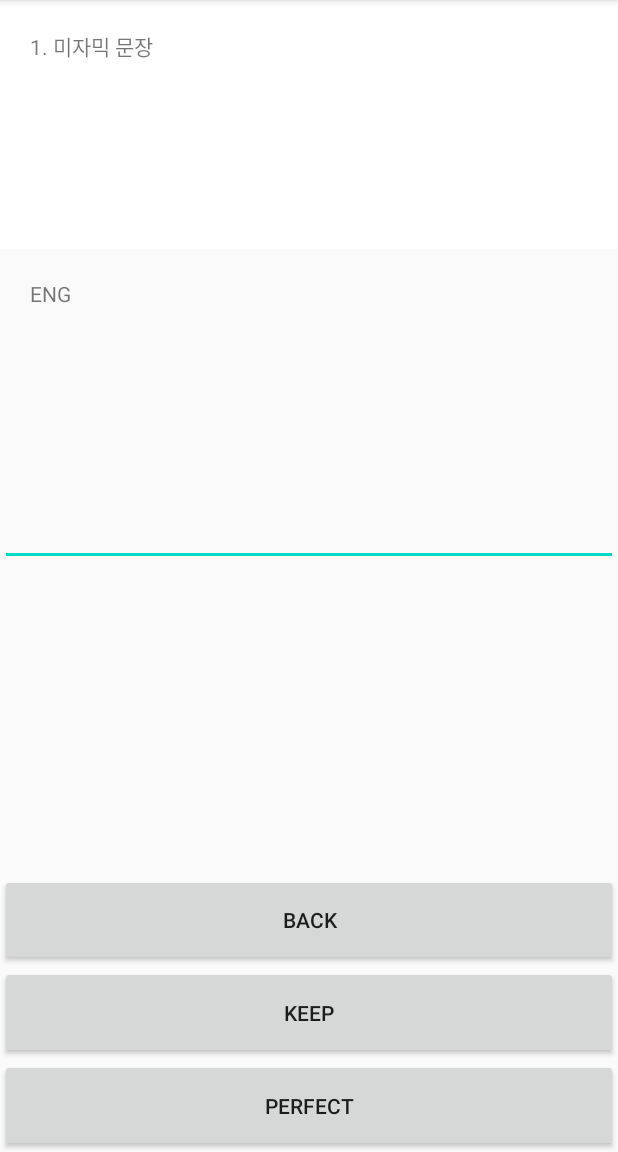
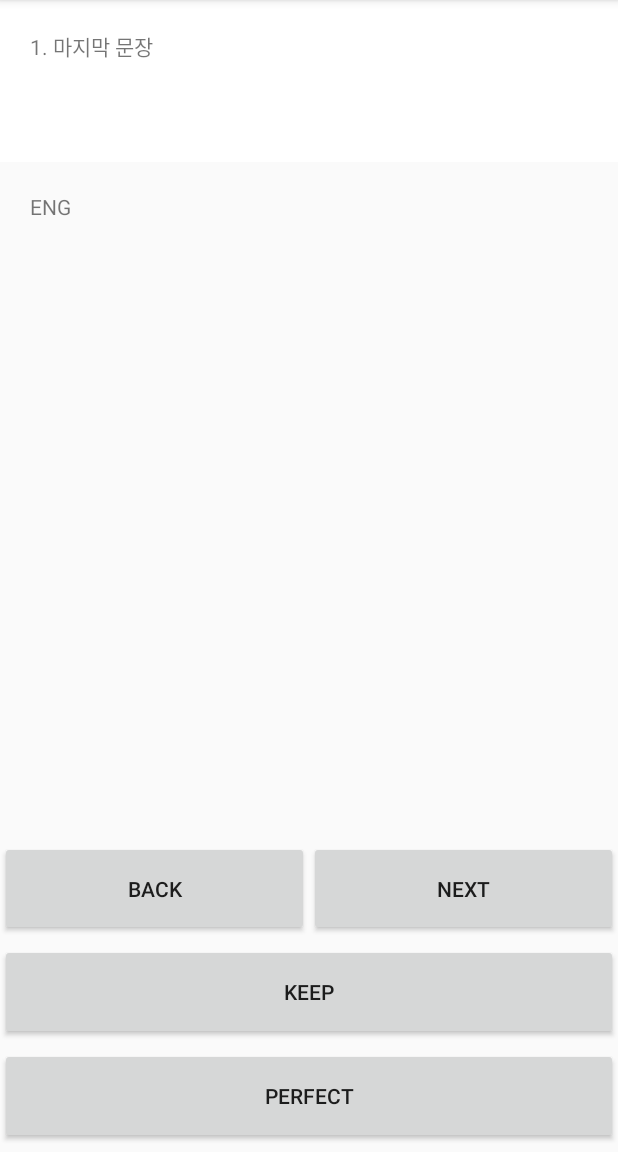
Before and after one commit to 01000-you/Reviewer, an Android app: the screen it shows after launch (MainActivity), on a phone screen of 412 x 824 dp, the part 84-1236 px from its top. Run offline under Robolectric (Android 15) with nearby library versions, the phone set to English and light mode, and no system bars; libraries missing offline, so code that uses them is left out: com.opencsv; 5 statements that could not run were skipped.

Commit message:
add functions, release v3.0    - 뷰페이저 사용    - 사용자 문자입력 기능 추가    - next back 버튼 추가

```diff
--- /dev/null
+++ b/app/src/main/java/com/example/eng_reviewer/Fragment/EnrollFragment.java
@@ -0,0 +1,69 @@
+package com.example.eng_reviewer.Fragment;
+
+import androidx.annotation.NonNull;
+import androidx.annotation.Nullable;
+import androidx.annotation.RequiresApi;
+import androidx.fragment.app.Fragment;
+
+import android.os.Build;
+import android.os.Bundle;
+import android.text.Editable;
+import android.view.LayoutInflater;
+import android.view.View;
+import android.view.ViewGroup;
+import android.widget.Button;
+import android.widget.EditText;
+
+import com.example.eng_reviewer.R;
+import com.example.eng_reviewer.sentences.Snt_manager;
+
+import java.io.IOException;
+
+
+public class EnrollFragment extends Fragment {
+
+    Snt_manager sentence;
+    Button Button_save, Button_cancel;
+    EditText EditText_sentences;
+    public EnrollFragment(Snt_manager _sentence){
+        sentence = _sentence;
+    }
+
+    @RequiresApi(api = Build.VERSION_CODES.N)
+    @Nullable
+    @Override
+    public View onCreateView(@NonNull LayoutInflater inflater, @Nullable ViewGroup container, @Nullable Bundle savedInstanceState) {
+        ViewGroup rootView = (ViewGroup) inflater.inflate(R.layout.fragment_enroll, container, false);
+
+        Button_cancel = rootView.findViewById(R.id.Button_cancel);
+        Button_save = rootView.findViewById(R.id.Button_save);
+
+        EditText_sentences = rootView.findViewById(R.id.EditText_sentences);
+
+        Button_save.setOnClickListener(new View.OnClickListener() {
+            @Override
+            public void onClick(View view) {
+                String Text = EditText_sentences.getText().toString();
+                if (Text.equals("")) {
+                    String[] Text_arr = Text.split("\n");
+
+                    sentence.add_text(Text_arr);
+                    EditText_sentences.setText("");
+                    try {
+                        sentence.save_csv();
+                    } catch (IOException e) {
+                        e.printStackTrace();
+                    }
+                }
+            }
+        });
+
+        Button_cancel.setOnClickListener(new View.OnClickListener() {
+            @Override
+            public void onClick(View view) {
+                EditText_sentences.setText("");
+            }
+        });
+        return rootView;
+    }
+}
--- /dev/null
+++ b/app/src/main/java/com/example/eng_reviewer/Fragment/ReviewerFragment.java
@@ -0,0 +1,122 @@
+package com.example.eng_reviewer.Fragment;
+
+import android.os.Build;
+import android.os.Bundle;
+import android.util.Log;
+import android.view.LayoutInflater;
+import android.view.View;
+import android.view.ViewGroup;
+import android.widget.Button;
+import android.widget.EditText;
+import android.widget.TextView;
+
+import androidx.annotation.NonNull;
+import androidx.annotation.Nullable;
+import androidx.annotation.RequiresApi;
+import androidx.fragment.app.Fragment;
+
+import com.example.eng_reviewer.R;
+import com.example.eng_reviewer.sentences.Snt_manager;
+
+import java.io.IOException;
+
+public class ReviewerFragment extends Fragment {
+    //
+    Button Button_fail, Button_success, Button_back, Button_next;
+    TextView TextView_eng_snt, TextView_kor_snt;
+
+    Snt_manager sentence;
+
+    int success_button_state = 0;
+
+    public ReviewerFragment(Snt_manager _sentece) {
+        sentence = _sentece;
+    }
+
+    @RequiresApi(api = Build.VERSION_CODES.N)
+    @Nullable
+    @Override
+    public View onCreateView(@NonNull LayoutInflater inflater, @Nullable ViewGroup container, @Nullable Bundle savedInstanceState) {
+        ViewGroup rootView = (ViewGroup) inflater.inflate(R.layout.fragment_reviewer, container, false);
+        //xml 레이아웃이 인플레이트 되고 자바소스 코드와 연결이된다.
+        Button_fail = rootView.findViewById(R.id.Button_fail);
+        Button_success = rootView.findViewById(R.id.Button_success);
+        Button_back = rootView.findViewById(R.id.Button_back);
+        Button_next = rootView.findViewById(R.id.Button_next);
+
+        TextView_eng_snt = rootView.findViewById(R.id.TextView_eng_snt);
+        TextView_kor_snt = rootView.findViewById(R.id.TextView_kor_snt);
+
+        try {
+            sentence.load_csv();
+        } catch (IOException e) {
+            e.printStackTrace();
+            Log.e("Load_csv", "Fail to read CSV");
+        }
+        TextView_kor_snt.setText(sentence.get_cnt() + ". " + sentence.get_kor());
+
+        Button_next.setOnClickListener(new View.OnClickListener() {
+            @Override
+            public void onClick(View view) {
+                sentence.add_cnt();
+                sentence.next_sentence();
+                TextView_kor_snt.setText(sentence.get_cnt() + ". " + sentence.get_kor());
+                TextView_eng_snt.setText("");
+                success_button_state = 0;
+                if (sentence.get_eng().equals("The End")) {
+                    Button_success.setClickable(false);
+                    Button_fail.setClickable(false);
+                }
+            }
+        });
+        Button_back.setOnClickListener(new View.OnClickListener() {
+            @Override
+            public void onClick(View view) {
+                sentence.before_sentence();
+                TextView_kor_snt.setText(sentence.get_cnt() + ". " + sentence.get_kor());
+                TextView_eng_snt.setText("");
+                success_button_state = 0;
+                if (!sentence.get_eng().equals("The End")) {
+                    Button_success.setClickable(true);
+                    Button_fail.setClickable(true);
+                }
+            }
+        });
+        Button_fail.setOnClickListener(new View.OnClickListener() {
+            @Override
+            public void onClick(View view) {
+                if (success_button_state == 1) { // 정답 공개 상태
+                    if (!sentence.get_eng().equals("The End")) {
+                        sentence.sub_score();
+                        sentence.next_sentence();
+                        TextView_kor_snt.setText(sentence.get_cnt() + ". " + sentence.get_kor());
+                        TextView_eng_snt.setText("");
+                        success_button_state = (success_button_state + 1) % 2;
+                    } else {
+                        Button_success.setClickable(false);
+                        Button_fail.setClickable(false);
+                    }
+                }
+            }
+        });
+        Button_success.setOnClickListener(new View.OnClickListener() {
+            @Override
+            public void onClick(View view) {
+                if (success_button_state == 0) { // 정답 미공개 상태
+                    TextView_eng_snt.setText(sentence.get_eng());
+                } else { // 정답 공개 상태
+                    sentence.add_score();
+                    sentence.next_sentence();
+                    TextView_kor_snt.setText(sentence.get_cnt() + ". " + sentence.get_kor());
+                    TextView_eng_snt.setText("");
+                    if (sentence.get_eng().equals("The End")) {
+                        Button_success.setClickable(false);
+                        Button_fail.setClickable(false);
+                    }
+                }
+                success_button_state = (success_button_state + 1) % 2;
+            }
+        });
+        return rootView;
+    }
+}
--- a/app/src/main/java/com/example/eng_reviewer/MainActivity.java
+++ b/app/src/main/java/com/example/eng_reviewer/MainActivity.java
@@ -2,26 +2,28 @@ package com.example.eng_reviewer;
 
 import androidx.annotation.RequiresApi;
 import androidx.appcompat.app.AppCompatActivity;
+import androidx.fragment.app.Fragment;
+import androidx.fragment.app.FragmentManager;
+import androidx.fragment.app.FragmentStatePagerAdapter;
+import androidx.viewpager.widget.ViewPager;
 
 import android.os.Build;
 import android.os.Bundle;
 import android.util.Log;
-import android.view.View;
-import android.widget.Button;
-import android.widget.EditText;
-import android.widget.TextView;
 
 import java.io.IOException;
+import java.util.ArrayList;
 
+import com.example.eng_reviewer.Fragment.EnrollFragment;
+import com.example.eng_reviewer.Fragment.ReviewerFragment;
 import com.example.eng_reviewer.sentences.Snt_manager;
 
 public class MainActivity extends AppCompatActivity {
+    Snt_manager sentence;
 
-    Button Button_fail,Button_success, Button_back;
-    TextView TextView_eng_snt, TextView_kor_snt;
-    EditText EditText_practice;
-    Snt_manager sentence = new Snt_manager();
-    int success_button_state = 0;
+    public MainActivity(){
+        sentence = new Snt_manager();
+    }
 
     @RequiresApi(api = Build.VERSION_CODES.N)
     @Override
@@ -29,66 +31,47 @@ public class MainActivity extends AppCompatActivity {
         super.onCreate(savedInstanceState);
         setContentView(R.layout.activity_main);
 
-        Button_fail = findViewById(R.id.Button_fail);
-        Button_success = findViewById(R.id.Button_success);
-        Button_back = findViewById(R.id.Button_back);
+        ViewPager pager = findViewById(R.id.pager);
+        //캐싱을 해놓을 프래그먼트 개수
+        pager.setOffscreenPageLimit(1);
 
-        TextView_eng_snt = findViewById(R.id.TextView_eng_snt);
-        TextView_kor_snt = findViewById(R.id.TextView_kor_snt);
+        //getSupportFragmentManager로 프래그먼트 참조가능
+        MoviePagerAdapter adapter = new MoviePagerAdapter(getSupportFragmentManager());
 
-        EditText_practice = findViewById(R.id.EditText_practice);
-        try {
-            sentence.load_csv();
-        } catch (IOException e) {
-            e.printStackTrace();
-            Log.e("Load_csv", "CSV읽기 실패");
-        }
-        TextView_kor_snt.setText(sentence.get_cnt() + ". " + sentence.get_kor());
+        ReviewerFragment fragment1 = new ReviewerFragment(sentence);
+        adapter.addItem(fragment1);
 
-            Button_back.setOnClickListener(new View.OnClickListener() {
-                @Override
-                public void onClick(View view) {
-                    sentence.before_sentence();
-                    TextView_kor_snt.setText(sentence.get_cnt() + ". " + sentence.get_kor());
-                    TextView_eng_snt.setText("");
-                    success_button_state = 0;
-                }
-            });
-            Button_fail.setOnClickListener(new View.OnClickListener() {
-                @Override
-                public void onClick(View view) {
-                    if (success_button_state == 1){ // 정답 공개 상태
-                        if(sentence.get_eng().equals("The End")) {
-                            sentence.next_sentence();
-                            TextView_kor_snt.setText(sentence.get_cnt() + ". " + sentence.get_kor());
-                            TextView_eng_snt.setText("");
-                            success_button_state = (success_button_state + 1) % 2;
-                            sentence.sub_score();
-                        }
-                    }
-                }
-            });
-            Button_success.setOnClickListener(new View.OnClickListener() {
-                @Override
-                public void onClick(View view) {
-                    if (success_button_state == 0){ // 정답 미공개 상태
-                        TextView_eng_snt.setText(sentence.get_eng());
-                        if(sentence.get_eng().equals("The End")){
-                            Button_success.setClickable(false);
-                        }
-                    }
-                    else { // 정답 공개 상태
-                        sentence.next_sentence();
-                        TextView_kor_snt.setText(sentence.get_cnt() + ". " + sentence.get_kor());
-                        TextView_eng_snt.setText("");
-                        sentence.add_score();
-                    }
-                    success_button_state = (success_button_state + 1) % 2;
-                }
-            });
+        EnrollFragment fragment2 = new EnrollFragment(sentence);
+        adapter.addItem(fragment2);
+//
+//        Fragment3 fragment3 = new Fragment3();
+//        adapter.addItem(fragment3);
+
+        pager.setAdapter(adapter);
     }
 
-    @Override
+    //어댑터 안에서 각각의 아이템을 데이터로서 관리한다
+    class MoviePagerAdapter extends FragmentStatePagerAdapter {
+        ArrayList<Fragment> items = new ArrayList<Fragment>();
+        public MoviePagerAdapter(FragmentManager fm) {
+            super(fm);
+
+        }
+
+        public void addItem(Fragment item){
+            items.add(item);
+        }
+
+        @Override
+        public Fragment getItem(int position) {
+            return items.get(position);
+        }
+
+        @Override
+        public int getCount() {
+            return items.size();
+        }
+    }
     protected void onStop() {
         super.onStop();
         Log.d("MainActivity", "On_Stop");
--- a/app/src/main/res/layout/activity_main.xml
+++ b/app/src/main/res/layout/activity_main.xml
@@ -1,75 +1,13 @@
-<?xml version="1.0" encoding="utf-8"?>
 <LinearLayout xmlns:android="http://schemas.android.com/apk/res/android"
+    xmlns:app="http://schemas.android.com/apk/res-auto"
+    xmlns:tools="http://schemas.android.com/tools"
+    android:layout_width="match_parent"
     android:layout_height="match_parent"
-    android:layout_width="match_parent"
-    android:orientation="vertical"
-    android:weightSum="10"
-    >
-    <TextView
-        android:id="@+id/TextView_kor_snt"
+    tools:context=".MainActivity">
+    <androidx.viewpager.widget.ViewPager
+        android:id="@+id/pager"
         android:layout_width="match_parent"
-        android:layout_height="84dp"
-        android:layout_gravity="center"
-        android:background="#FFFFFF"
-        android:text="KOR"
-        android:paddingTop="20sp"
-        android:paddingRight="20sp"
-        android:paddingLeft="20sp"
-        android:paddingBottom="20sp"
-        android:layout_weight="2"/>
-
-    <TextView
-        android:id="@+id/TextView_eng_snt"
-        android:layout_width="match_parent"
-        android:layout_height="84dp"
-        android:text="ENG"
-        android:layout_gravity="center"
-        android:paddingTop="20sp"
-        android:paddingRight="20sp"
-        android:paddingLeft="20sp"
-        android:paddingBottom="20sp"
-        android:layout_weight="2"/>
-    <LinearLayout
-        android:layout_width="match_parent"
-        android:layout_height="wrap_content"
-        android:layout_weight="5"
-        >
-        <EditText
-            android:id="@+id/EditText_practice"
-            android:layout_width="match_parent"
-            android:layout_height="wrap_content"
-            >
-        </EditText>
-    </LinearLayout>
-    <LinearLayout
-        android:layout_width="match_parent"
-        android:layout_height="wrap_content"
-        android:layout_weight="1"
-        android:orientation="vertical"
-        android:weightSum="3">
-        <Button
-            android:id="@+id/Button_back"
-            android:layout_width="match_parent"
-            android:layout_height="wrap_content"
-            android:text="back"
-            android:layout_weight="1"
-            />
-
-        <Button
-            android:id="@+id/Button_fail"
-            android:layout_width="match_parent"
-            android:layout_height="wrap_content"
-            android:text="keep"
-            android:layout_weight="1"
-            />
-
-        <Button
-            android:id="@+id/Button_success"
-            android:layout_width="match_parent"
-            android:layout_height="wrap_content"
-            android:text="perfect"
-            android:layout_weight="1"/>
-    </LinearLayout>
-
-
+        android:layout_height="match_parent"
+        android:layout_alignParentLeft="true">
+    </androidx.viewpager.widget.ViewPager>
 </LinearLayout>
--- /dev/null
+++ b/app/src/main/res/layout/fragment_reviewer.xml
@@ -0,0 +1,96 @@
+<?xml version="1.0" encoding="utf-8"?>
+<LinearLayout xmlns:android="http://schemas.android.com/apk/res/android"
+    android:layout_height="match_parent"
+    android:layout_width="match_parent"
+    xmlns:app="http://schemas.android.com/apk/res-auto"
+    android:orientation="vertical"
+    android:tooltipText=".ReviewerActivity"
+    android:weightSum="10"
+    >
+        <TextView
+            android:id="@+id/TextView_kor_snt"
+            android:layout_width="match_parent"
+            android:layout_height="wrap_content"
+            android:layout_gravity="center"
+            android:background="#FFFFFF"
+            android:text="KOR"
+            android:paddingTop="20sp"
+            android:paddingRight="20sp"
+            android:paddingLeft="20sp"
+            android:paddingBottom="20sp"
+            android:layout_weight="1"/>
+        <TextView
+            android:id="@+id/TextView_eng_snt"
+            android:layout_width="match_parent"
+            android:layout_height="wrap_content"
+            android:text="ENG"
+            android:layout_gravity="center"
+            android:paddingTop="20sp"
+            android:paddingRight="20sp"
+            android:paddingLeft="20sp"
+            android:paddingBottom="20sp"
+            android:layout_weight="1"/>
+        <LinearLayout
+            android:layout_width="match_parent"
+            android:layout_height="wrap_content"
+            android:layout_weight="7"
+            >
+<!--            <EditText-->
+<!--                android:id="@+id/EditText_practice"-->
+<!--                android:layout_width="match_parent"-->
+<!--                android:layout_height="wrap_content"-->
+<!--                >-->
+<!--            </EditText>-->
+        </LinearLayout>
+        <LinearLayout
+            android:layout_width="match_parent"
+            android:layout_height="wrap_content"
+            android:layout_weight="1"
+            android:orientation="vertical"
+            android:weightSum="3">
+            <LinearLayout
+                android:layout_width="match_parent"
+                android:layout_height="wrap_content"
+                android:orientation="horizontal"
+                android:layout_weight="1"
+                android:weightSum="1"
+                >
+                <Button
+                    android:id="@+id/Button_back"
+                    android:layout_width="match_parent"
+                    android:layout_height="match_parent"
+                    android:text="back"
+                    android:layout_weight="0.5"
+                    android:layout_marginTop="20sp"
+                    android:layout_marginBottom="5sp"
+                    />
+                <Button
+                    android:id="@+id/Button_next"
+                    android:layout_width="match_parent"
+                    android:layout_height="match_parent"
+                    android:text="NEXT"
+                    android:layout_weight="0.5"
+                    android:layout_marginTop="20sp"
+                    android:layout_marginBottom="5sp"
+                    />
+            </LinearLayout>
+            <Button
+                android:id="@+id/Button_fail"
+                android:layout_width="match_parent"
+                android:layout_height="wrap_content"
+                android:text="keep"
+                android:layout_weight="1"
+                android:layout_marginBottom="5sp"
+                />
+
+            <Button
+                android:id="@+id/Button_success"
+                android:layout_width="match_parent"
+                android:layout_height="wrap_content"
+                android:text="perfect"
+                android:layout_weight="1"
+                android:layout_marginBottom="5sp"
+                />
+
+        </LinearLayout>
+</LinearLayout>
```
Also changed, not shown: app/build.gradle (+9 -12 lines), app/src/main/AndroidManifest.xml (+9 -12 lines), app/src/main/java/com/example/eng_reviewer/ResultActivity.java (deleted, +0 -24 lines), app/src/main/java/com/example/eng_reviewer/sentences/Snt_manager.java (+16 -5 lines), app/src/main/res/layout/activity_get_result.xml (deleted, +0 -17 lines), app/src/main/res/layout/fragment_enroll.xml (added, +56 -0 lines), 6 other files.
